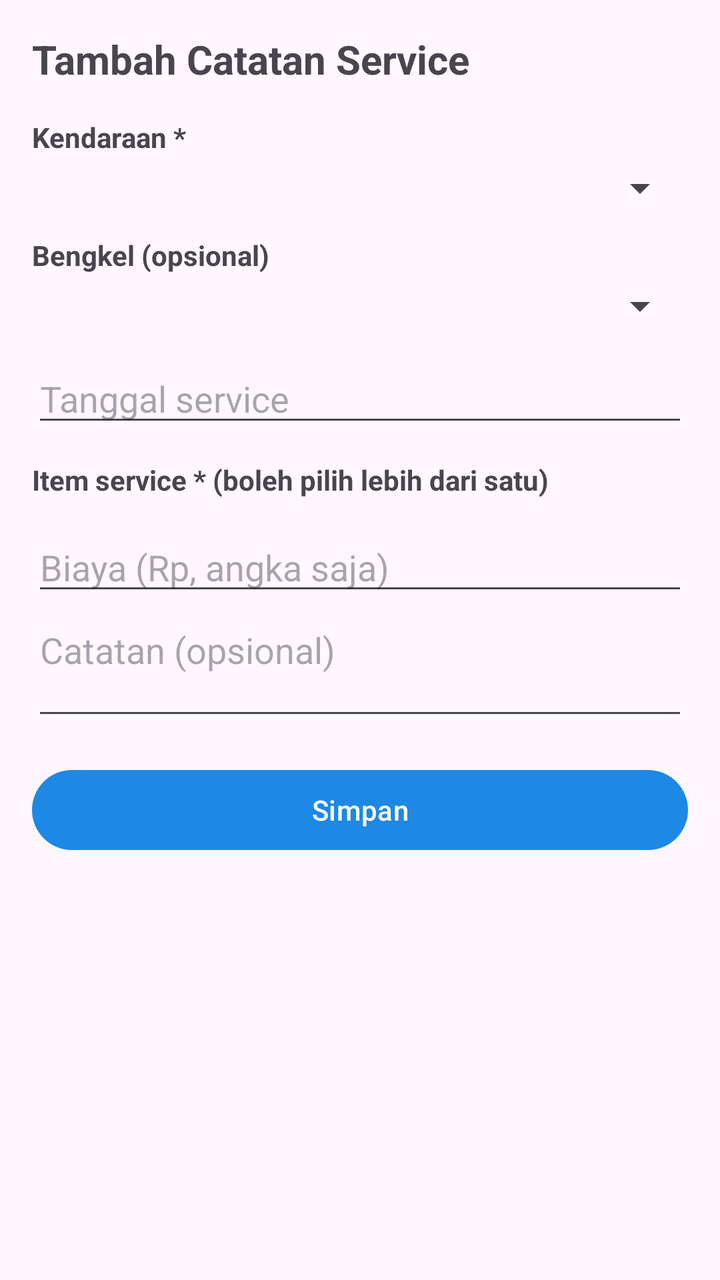
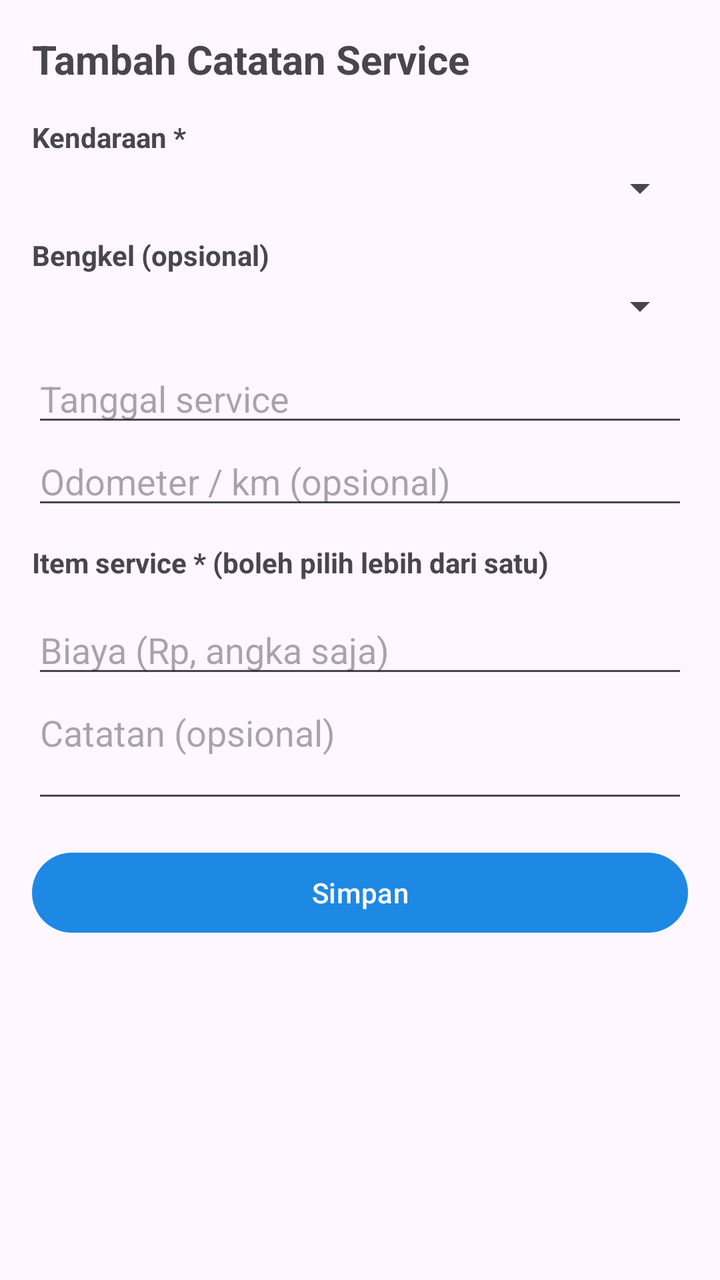

Two renders of the same Android screen: before a commit and after it. Below are the layout's source before the change and the commit's diff.
<!-- AndroidManifest.xml: application theme Theme.OtoMemo -->
<!-- res/layout/activity_form.xml -->
<?xml version="1.0" encoding="utf-8"?>
<ScrollView xmlns:android="http://schemas.android.com/apk/res/android"
    android:layout_width="match_parent"
    android:layout_height="match_parent"
    android:fillViewport="true">

    <LinearLayout
        android:layout_width="match_parent"
        android:layout_height="wrap_content"
        android:orientation="vertical"
        android:padding="16dp">

        <TextView
            android:layout_width="match_parent"
            android:layout_height="wrap_content"
            android:layout_marginBottom="16dp"
            android:text="Tambah Catatan Service"
            android:textSize="20sp"
            android:textStyle="bold" />

        <TextView
            android:layout_width="match_parent"
            android:layout_height="wrap_content"
            android:text="Kendaraan *"
            android:textStyle="bold" />

        <Spinner
            android:id="@+id/spinnerVehicle"
            android:layout_width="match_parent"
            android:layout_height="wrap_content"
            android:layout_marginTop="4dp" />

        <TextView
            android:id="@+id/textNoVehicle"
            android:layout_width="match_parent"
            android:layout_height="wrap_content"
            android:text="Belum ada kendaraan. Tambahkan dulu lewat menu Kendaraan."
            android:textColor="#C62828"
            android:textSize="12sp"
            android:visibility="gone" />

        <TextView
            android:layout_width="match_parent"
            android:layout_height="wrap_content"
            android:layout_marginTop="12dp"
            android:text="Bengkel (opsional)"
            android:textStyle="bold" />

        <Spinner
            android:id="@+id/spinnerWorkshop"
            android:layout_width="match_parent"
            android:layout_height="wrap_content"
            android:layout_marginTop="4dp" />

        <EditText
            android:id="@+id/inputDate"
            android:layout_width="match_parent"
            android:layout_height="wrap_content"
            android:layout_marginTop="12dp"
            android:focusable="false"
            android:hint="Tanggal service"
            android:inputType="none" />

        <TextView
            android:layout_width="match_parent"
            android:layout_height="wrap_content"
            android:layout_marginTop="12dp"
            android:text="Item service * (boleh pilih lebih dari satu)"
            android:textStyle="bold" />

        <LinearLayout
            android:id="@+id/checkContainer"
            android:layout_width="match_parent"
            android:layout_height="wrap_content"
            android:orientation="vertical" />

        <TextView
            android:id="@+id/textNoItem"
            android:layout_width="match_parent"
            android:layout_height="wrap_content"
            android:text="Belum ada item service. Tambahkan dulu lewat menu Item."
            android:textColor="#C62828"
            android:textSize="12sp"
            android:visibility="gone" />

        <EditText
            android:id="@+id/inputCost"
            android:layout_width="match_parent"
            android:layout_height="wrap_content"
            android:layout_marginTop="12dp"
            android:hint="Biaya (Rp, angka saja)"
            android:inputType="number" />

        <EditText
            android:id="@+id/inputNotes"
            android:layout_width="match_parent"
            android:layout_height="wrap_content"
            android:gravity="top"
            android:hint="Catatan (opsional)"
            android:inputType="textMultiLine"
            android:minLines="2" />

        <Button
            android:id="@+id/buttonSave"
            android:layout_width="match_parent"
            android:layout_height="wrap_content"
            android:layout_marginTop="16dp"
            android:text="@string/save" />
    </LinearLayout>
</ScrollView>
<!-- resources referenced by this layout -->
<resources>
  <string name="save">Simpan</string>
  <style name="Theme.OtoMemo" parent="Theme.Material3.Light.NoActionBar">
          <item name="colorPrimary">@color/primary</item>
          <item name="android:statusBarColor">@color/primaryDark</item>
      </style>
  <color name="primary">#1E88E5</color>
  <color name="primaryDark">#1565C0</color>
</resources>

<!-- the commit's change to res/layout/activity_form.xml (unified diff, before → after) -->
@@ -61,6 +61,13 @@
             android:hint="Tanggal service"
             android:inputType="none" />
 
+        <EditText
+            android:id="@+id/inputOdometer"
+            android:layout_width="match_parent"
+            android:layout_height="wrap_content"
+            android:hint="Odometer / km (opsional)"
+            android:inputType="number" />
+
         <TextView
             android:layout_width="match_parent"
             android:layout_height="wrap_content"
